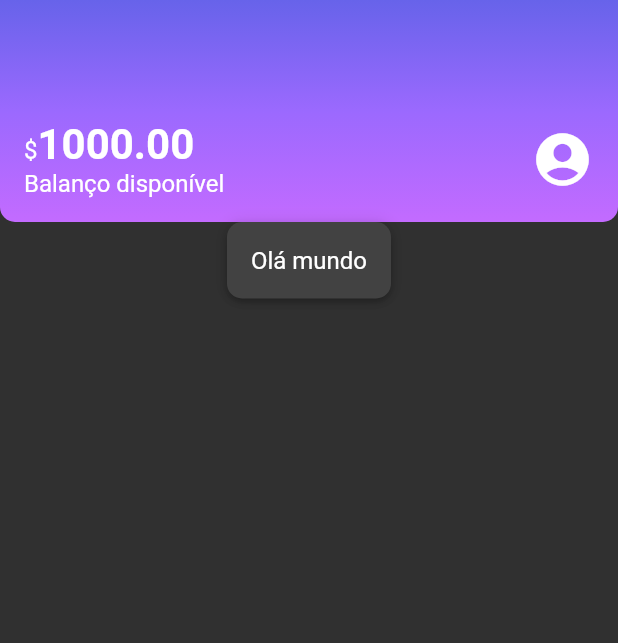
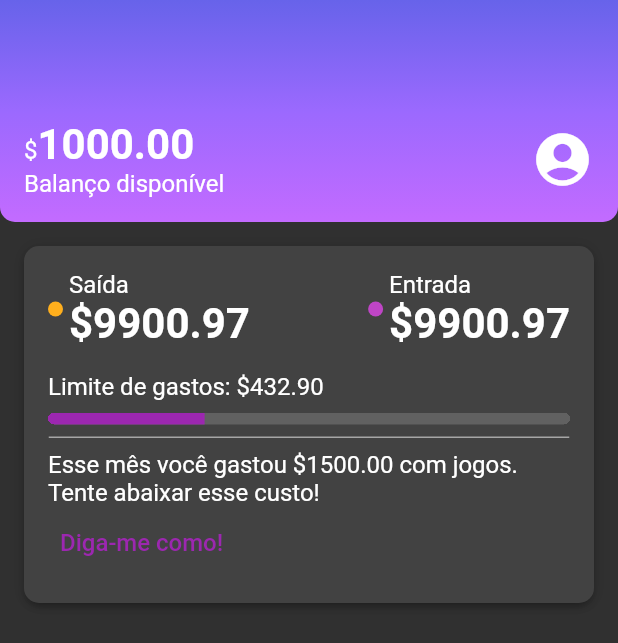
Before and after one commit to danielcruzdev/flutter-alubank, a Flutter app: the screen it shows after launch, on a phone screen of 412 x 824 dp. Shown: the top 643 px of the screen. Run offline on Flutter 3.47's test engine with Material 2 defaults, Android fonts, the phone set to English and light mode, and no system bars.

Commit message:
criando temas e tipografia

```diff
--- /dev/null
+++ b/lib/components/color_dot.dart
@@ -0,0 +1,18 @@
+import 'package:flutter/material.dart';
+
+class ColorDot extends StatelessWidget {
+final Color? color;
+const ColorDot({ Key? key, required this.color }) : super(key: key);
+
+  @override
+  Widget build(BuildContext context){
+    return Container(
+      width: 10,
+      height: 10,
+      decoration: BoxDecoration(
+        color: color,
+        borderRadius: BorderRadius.circular(10),
+      ),
+    );
+  }
+}
--- /dev/null
+++ b/lib/components/content_division.dart
@@ -0,0 +1,16 @@
+import 'package:alubank/themes/theme_colors.dart';
+import 'package:flutter/material.dart';
+
+class ContentDivision extends StatelessWidget {
+const ContentDivision({ Key? key }) : super(key: key);
+
+  @override
+  Widget build(BuildContext context){
+    return Container(
+      height: 1,
+      decoration: BoxDecoration(
+        border: Border.all(color: ThemeColors.division),
+      ),
+    );
+  }
+}
--- /dev/null
+++ b/lib/components/sections/recent_activity.dart
@@ -0,0 +1,88 @@
+import 'package:alubank/components/box_card.dart';
+import 'package:alubank/components/color_dot.dart';
+import 'package:alubank/components/content_division.dart';
+import 'package:alubank/themes/theme_colors.dart';
+import 'package:flutter/material.dart';
+
+class RecentActivity extends StatelessWidget {
+  const RecentActivity({Key? key}) : super(key: key);
+
+  @override
+  Widget build(BuildContext context) {
+    return Padding(
+      padding: const EdgeInsets.all(16),
+      child: BoxCard(boxContent: _RecentActivityContent()),
+    );
+  }
+}
+
+class _RecentActivityContent extends StatelessWidget {
+  const _RecentActivityContent({Key? key}) : super(key: key);
+
+  @override
+  Widget build(BuildContext context) {
+    return Column(
+      crossAxisAlignment: CrossAxisAlignment.start,
+      children: [
+        Row(
+          mainAxisAlignment: MainAxisAlignment.spaceBetween,
+          children: [
+            Row(
+              children: [
+                Padding(
+                  padding: const EdgeInsets.only(right: 4.0),
+                  child: ColorDot(color: ThemeColors.recentActivity['spent']),
+                ),
+                Column(
+                  crossAxisAlignment: CrossAxisAlignment.start,
+                  children: [
+                    Text('Saída'),
+                    Text('\$9900.97', style: Theme.of(context).textTheme.bodyLarge),
+                  ],
+                ),
+              ],
+            ),
+            Row(
+              children: [
+                Padding(
+                  padding: const EdgeInsets.only(right: 4.0),
+                  child: ColorDot(color: ThemeColors.recentActivity['income']),
+                ),
+                Column(
+                  crossAxisAlignment: CrossAxisAlignment.start,
+                  children: [
+                    Text('Entrada'),
+                    Text('\$9900.97', style: Theme.of(context).textTheme.bodyLarge),
+                  ],
+                ),
+              ],
+            ),
+          ],
+        ),
+        Padding(
+          padding: const EdgeInsets.only(top: 16.0, bottom: 8.0),
+          child: Text('Limite de gastos: \$432.90'),
+        ),
+        Container(
+          clipBehavior: Clip.hardEdge,
+          decoration: BoxDecoration(
+            borderRadius: BorderRadius.circular(5),
+          ),
+          child: LinearProgressIndicator(
+            value: 0.3,
+            minHeight: 8,
+          ),
+        ),
+        Padding(
+          padding: const EdgeInsets.only(top: 8.0, bottom: 8.0),
+          child: ContentDivision(),
+        ),
+        Text('Esse mês você gastou \$1500.00 com jogos. Tente abaixar esse custo!'),
+        TextButton(
+          onPressed: () {},
+          child: Text('Diga-me como!', style: TextStyle(fontSize: 16),),
+        ),
+      ],
+    );
+  }
+}
--- a/lib/main.dart
+++ b/lib/main.dart
@@ -7,10 +7,10 @@ void main() {
 }
 
 class Alubank extends StatelessWidget {
-  const Alubank({Key? key}) : super(key: key);
+const Alubank({ Key? key }) : super(key: key);
 
   @override
-  Widget build(BuildContext context) {
+  Widget build(BuildContext context){
     return MaterialApp(
       title: 'Alubank',
       theme: MyTheme,
--- a/lib/screens/home.dart
+++ b/lib/screens/home.dart
@@ -1,5 +1,9 @@
 import 'package:alubank/components/box_card.dart';
+import 'package:alubank/components/color_dot.dart';
+import 'package:alubank/components/content_division.dart';
 import 'package:alubank/components/sections/header.dart';
+import 'package:alubank/components/sections/recent_activity.dart';
+import 'package:alubank/themes/theme_colors.dart';
 import 'package:flutter/material.dart';
 
 class Home extends StatelessWidget {
@@ -10,7 +14,7 @@ const Home({ Key? key }) : super(key: key);
     return Scaffold(body: Column(
       children: <Widget>[
         Header(),
-        BoxCard(boxContent: Text('Olá mundo')),
+        RecentActivity(),
       ],
     ),);
   }
--- a/lib/themes/my_theme.dart
+++ b/lib/themes/my_theme.dart
@@ -5,7 +5,7 @@ ThemeData MyTheme = ThemeData(
   primarySwatch: ThemeColors.primaryColor,
   primaryColor: ThemeColors.primaryColor,
   brightness: Brightness.dark,
-  textTheme: const TextTheme(
+  textTheme: TextTheme(
     bodyMedium: TextStyle(
       fontSize: 16,
     ),
--- a/lib/themes/theme_colors.dart
+++ b/lib/themes/theme_colors.dart
@@ -7,4 +7,9 @@ class ThemeColors {
             Color.fromRGBO(155, 105, 254, 1.0),
             Color.fromRGBO(195, 107, 255, 1.0),
   ];
+  static const recentActivity = {
+    'spent': Color.fromRGBO(255, 175, 29, 1.0),
+    'income': Color.fromRGBO(191, 69, 198, 1.0),
+  };
+  static const division = Color.fromRGBO(166, 166, 166, 1.0);
 }
```
Also changed, not shown: 1 other file.
